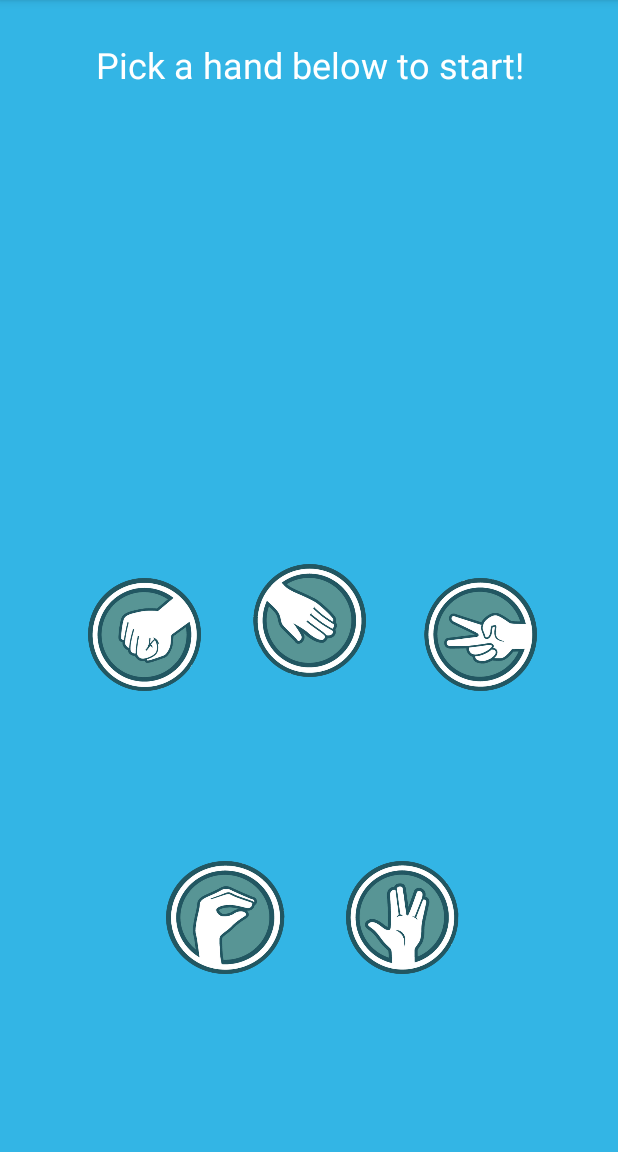
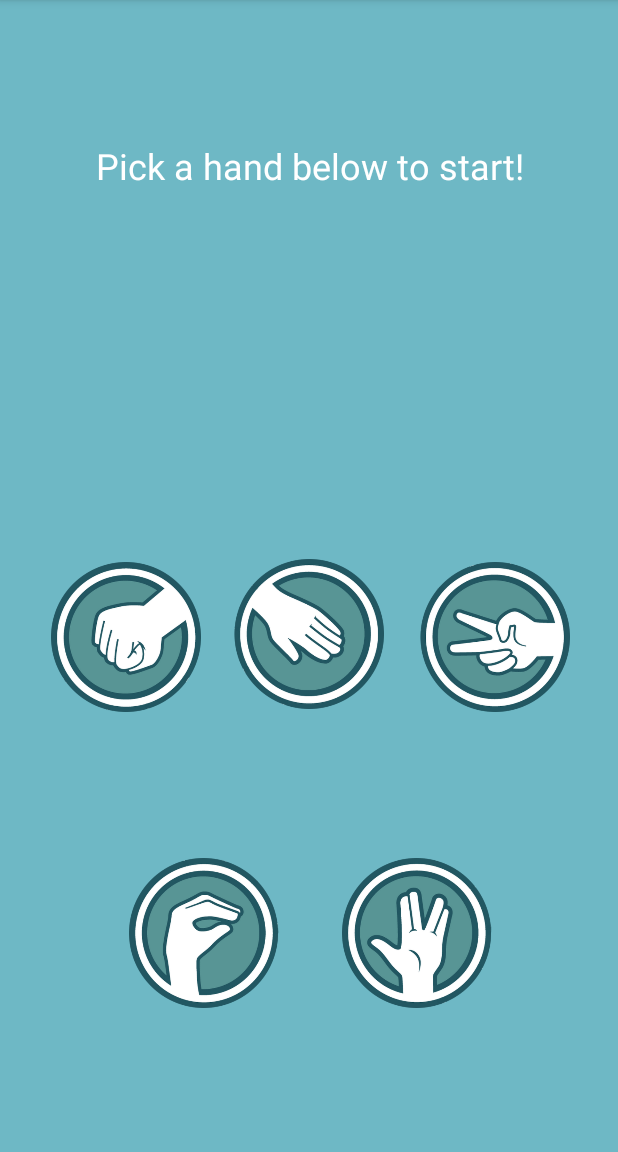
Before and after one commit to eliotrhys/RockPaperScissors, an Android app: the GameActivity screen opened directly, with no data from a screen before it, on a phone screen of 412 x 824 dp, the part 84-1236 px from its top. Run offline under Robolectric (Android 15) with nearby library versions, the phone set to English and light mode, and no system bars.

```diff
--- a/app/src/main/res/layout/activity_game.xml
+++ b/app/src/main/res/layout/activity_game.xml
@@ -4,14 +4,13 @@
     xmlns:tools="http://schemas.android.com/tools"
     android:layout_width="match_parent"
     android:layout_height="match_parent"
-    android:background="@android:color/holo_blue_bright"
-    android:backgroundTint="@android:color/holo_blue_light"
+    android:background="#6eb8c5"
     tools:context="com.example.eliotshort.rockpaperscissors.GameActivity">
 
     <TextView
         android:id="@+id/game_result"
-        android:layout_width="357dp"
-        android:layout_height="217dp"
+        android:layout_width="354dp"
+        android:layout_height="155dp"
         android:layout_marginBottom="8dp"
         android:layout_marginEnd="8dp"
         android:layout_marginStart="8dp"
@@ -24,13 +23,13 @@
         app:layout_constraintEnd_toEndOf="parent"
         app:layout_constraintStart_toStartOf="parent"
         app:layout_constraintTop_toTopOf="parent"
-        app:layout_constraintVertical_bias="0.035" />
+        app:layout_constraintVertical_bias="0.144" />
 
 
     <ImageButton
         android:id="@+id/paper"
-        android:layout_width="75dp"
-        android:layout_height="75dp"
+        android:layout_width="100dp"
+        android:layout_height="100dp"
         android:layout_marginBottom="8dp"
         android:layout_marginEnd="8dp"
         android:layout_marginStart="8dp"
@@ -47,8 +46,8 @@
 
     <ImageButton
         android:id="@+id/scissors"
-        android:layout_width="75dp"
-        android:layout_height="75dp"
+        android:layout_width="100dp"
+        android:layout_height="100dp"
         android:layout_marginBottom="8dp"
         android:layout_marginEnd="8dp"
         android:layout_marginStart="8dp"
@@ -64,8 +63,8 @@
 
     <ImageButton
         android:id="@+id/lizard"
-        android:layout_width="79dp"
-        android:layout_height="75dp"
+        android:layout_width="100dp"
+        android:layout_height="100dp"
         android:layout_marginBottom="8dp"
         android:layout_marginStart="52dp"
         android:layout_marginTop="8dp"
@@ -79,8 +78,8 @@
 
     <ImageButton
         android:id="@+id/spock"
-        android:layout_width="75dp"
-        android:layout_height="75dp"
+        android:layout_width="100dp"
+        android:layout_height="100dp"
         android:layout_marginBottom="8dp"
         android:layout_marginEnd="52dp"
         android:layout_marginTop="8dp"
@@ -94,8 +93,8 @@
 
     <ImageButton
         android:id="@+id/rock"
-        android:layout_width="75dp"
-        android:layout_height="75dp"
+        android:layout_width="100dp"
+        android:layout_height="100dp"
         android:layout_marginBottom="8dp"
         android:layout_marginEnd="8dp"
         android:layout_marginStart="8dp"
--- a/app/src/main/res/layout/activity_welcome.xml
+++ b/app/src/main/res/layout/activity_welcome.xml
@@ -4,6 +4,7 @@
     xmlns:tools="http://schemas.android.com/tools"
     android:layout_width="match_parent"
     android:layout_height="match_parent"
+    android:background="@drawable/sheldon"
     tools:context="com.example.eliotshort.rockpaperscissors.WelcomeActivity">
 
     <TextView
@@ -16,17 +17,18 @@
         android:layout_marginTop="8dp"
         android:text="@string/rules"
         android:textAlignment="center"
+        android:textColor="@android:color/white"
         android:textSize="36sp"
         app:layout_constraintBottom_toBottomOf="parent"
         app:layout_constraintEnd_toEndOf="parent"
         app:layout_constraintStart_toStartOf="parent"
         app:layout_constraintTop_toTopOf="parent"
-        app:layout_constraintVertical_bias="0.172" />
+        app:layout_constraintVertical_bias="0.0" />
 
     <ImageButton
         android:id="@+id/play_button"
-        android:layout_width="wrap_content"
-        android:layout_height="wrap_content"
+        android:layout_width="500dp"
+        android:layout_height="500dp"
         android:layout_marginBottom="8dp"
         android:layout_marginEnd="8dp"
         android:layout_marginStart="8dp"
@@ -36,6 +38,5 @@
         app:layout_constraintBottom_toBottomOf="parent"
         app:layout_constraintEnd_toEndOf="parent"
         app:layout_constraintStart_toStartOf="parent"
-        app:layout_constraintTop_toBottomOf="@+id/textView"
-        app:srcCompat="@drawable/playbutton" />
+        app:layout_constraintTop_toBottomOf="@+id/textView" />
 </android.support.constraint.ConstraintLayout>
```
Also changed, not shown: app/src/main/res/drawable/sheldon.png (added).
